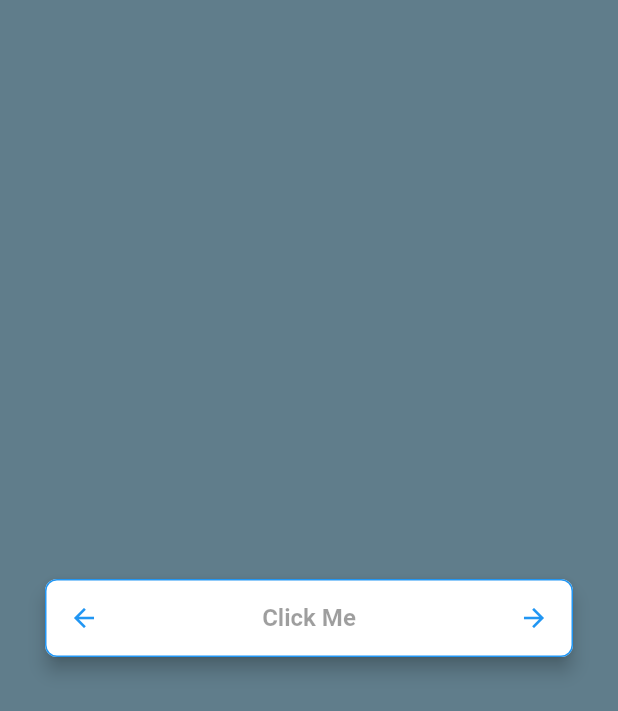
After one commit to Bappy60/flutter_tasks, a Flutter app: the screen it shows after launch, on a phone screen of 412 x 824 dp. The commit adds this screen. Shown: the top 711 px of the screen. Run offline on Flutter 3.47's test engine with Material 3 defaults, Android fonts, the phone set to English and light mode, and no system bars.

Commit message:
extracted commonScreen as widget

```diff
--- /dev/null
+++ b/lib/components/common_screen.dart
@@ -0,0 +1,22 @@
+import 'package:flutter/material.dart';
+
+class CommonScreen extends StatelessWidget {
+  final Widget? childWidget;
+
+  const CommonScreen({super.key, this.childWidget});
+
+  @override
+  Widget build(BuildContext context) {
+    return Scaffold(
+      backgroundColor: Colors.blueGrey,
+      body: SafeArea(
+        child: Center(
+          child: Padding(
+            padding: const EdgeInsets.all(30.0),
+            child: childWidget,
+          ),
+        ),
+      ),
+    );
+  }
+}
--- a/lib/components/custom_button.dart
+++ b/lib/components/custom_button.dart
@@ -1,4 +1,5 @@
 import 'package:flutter/material.dart';
+import 'package:flutter_tasks/components/common_screen.dart';
 
 class CustomButton extends StatelessWidget {
   final String text;
@@ -31,13 +32,8 @@ class CustomButton extends StatelessWidget {
 
   @override
   Widget build(BuildContext context) {
-    return Scaffold(
-      backgroundColor: Colors.blueGrey,
-      body: SafeArea(
-        child: Center(
-          child: Padding(
-            padding: const EdgeInsets.all(30.0),
-            child: ElevatedButton(
+    return CommonScreen(
+      childWidget: ElevatedButton(
         onPressed: onPressed,
         style: buttonStyle,
         child: Row(
@@ -69,9 +65,6 @@ class CustomButton extends StatelessWidget {
           ],
         ),
       ),
-          ),
-        ),
-      ),
     );
   }
 }
```
Lines whose indentation alone changed are shown as unchanged.
